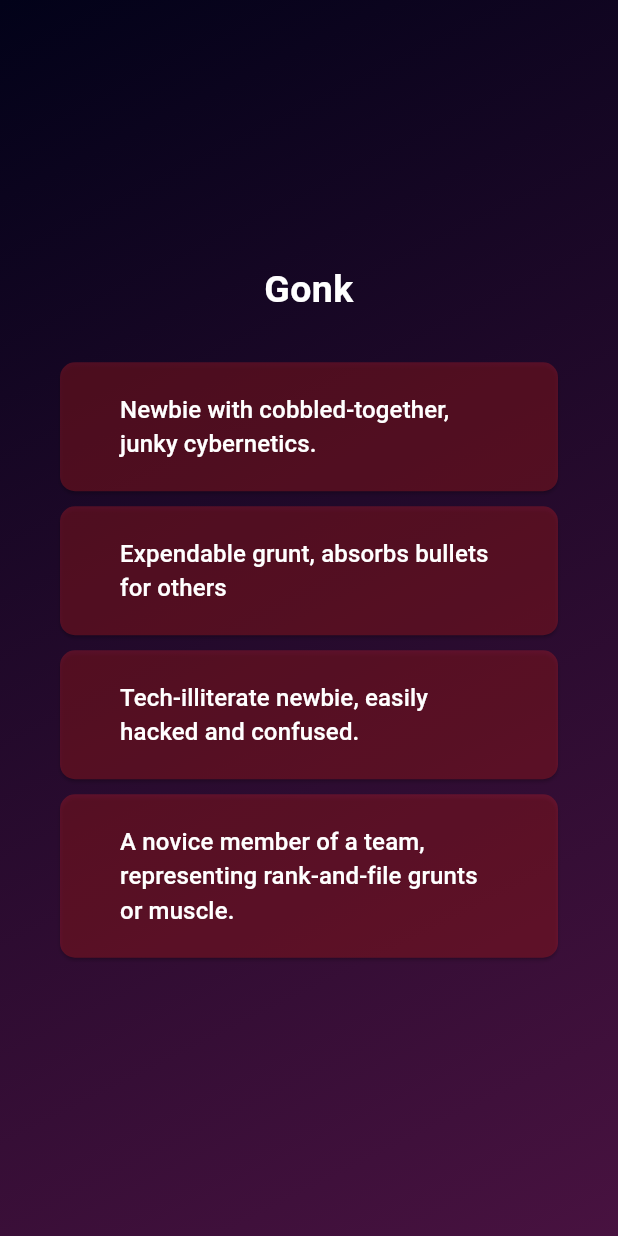
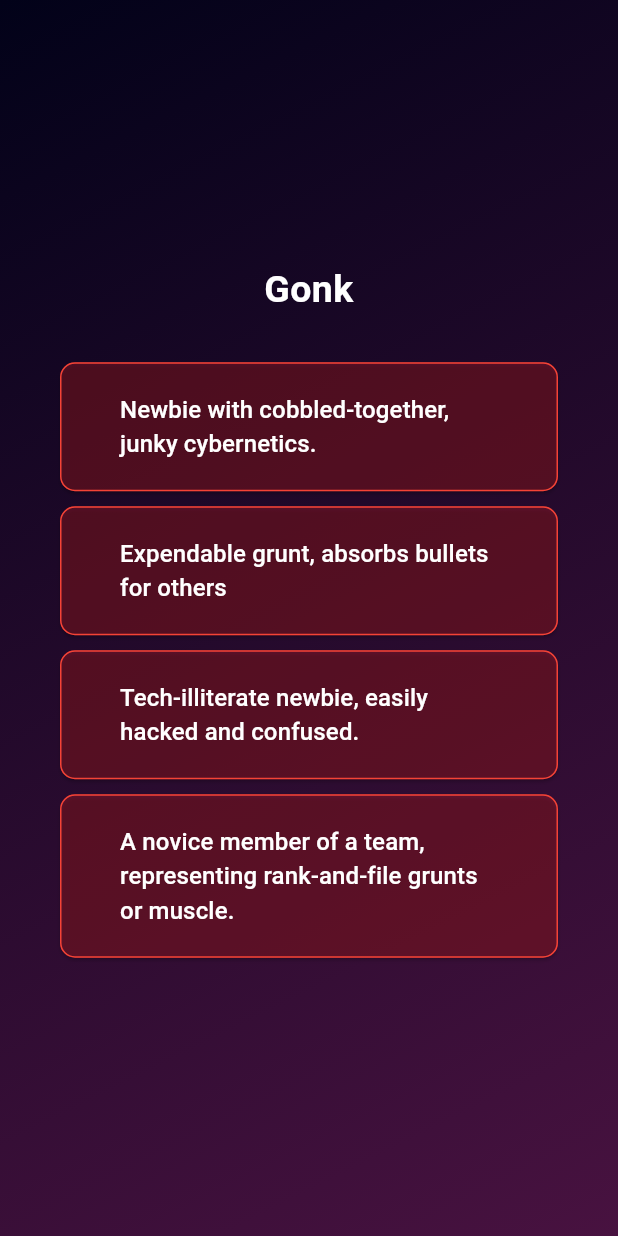
Before and after one commit to graveto/know_the_game, a Flutter app: the screen it shows after launch, after a tap on "Start Training", on a phone screen of 412 x 824 dp. Run offline on Flutter 3.47's test engine with Material 3 defaults, Android fonts, the phone set to English and light mode, and no system bars; our stand-ins replace google_fonts; Roboto replaces fonts that are missing (Audiowide).

Commit message:
Adding Questions.

```diff
--- a/lib/answer_button.dart
+++ b/lib/answer_button.dart
@@ -25,6 +25,11 @@ class AnswerButton extends StatelessWidget {
         padding: const EdgeInsets.symmetric(vertical: 20, horizontal: 40),
         shape: RoundedRectangleBorder(
           borderRadius: BorderRadius.circular(10),
+          side: const BorderSide(
+            color: Colors.red,
+            width: 1,
+            style: BorderStyle.solid,
+          ),
         ),
       ),
       child: Text(
--- a/lib/data/questions.dart
+++ b/lib/data/questions.dart
@@ -43,4 +43,31 @@ const questions = [
       'All the ammo is used up. Can\'t fire.',
     ],
   ),
+  QuizQuestion(
+    'Size of a Game',
+    [
+      '100 to 200 EB',
+      '1000 Latinum',
+      'It\'s not a game. It\'s life',
+      '5 Gold',
+    ],
+  ),
+  QuizQuestion(
+    'Street Cred',
+    [
+      'The measure of team\'s or character\'s reputation.',
+      'How much credit you can spend on a character.',
+      'Only for certain gangs.',
+      'Unlimited.',
+    ],
+  ),
+  QuizQuestion(
+    'Specialist',
+    [
+      'Your team may only include one of this model (but may include other Specialist models).',
+      'No one is special. Everyone is disposable.',
+      'Only one per gang.',
+      'Entire gang can be special.',
+    ],
+  ),
 ];
--- a/lib/start_screen.dart
+++ b/lib/start_screen.dart
@@ -20,7 +20,7 @@ class StartScreen extends StatelessWidget {
             height: 80,
           ),
           Text(
-            'Prepare for the Zone!',
+            'Get in the Zone!',
             style: GoogleFonts.audiowide(
               color: Colors.white,
               fontSize: 25,
```
